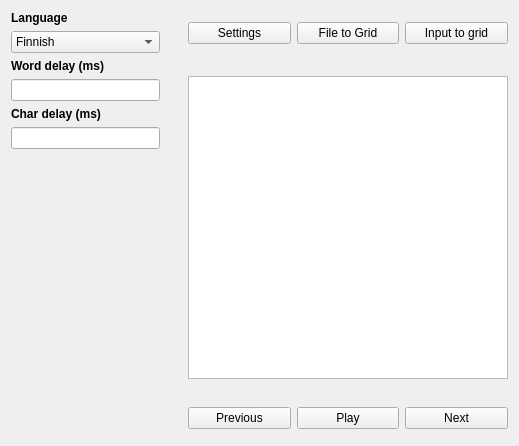
This is src/mainwindow.ui in Brownies/sanajahti as Qt 5 draws it before an edit. The edited form follows.
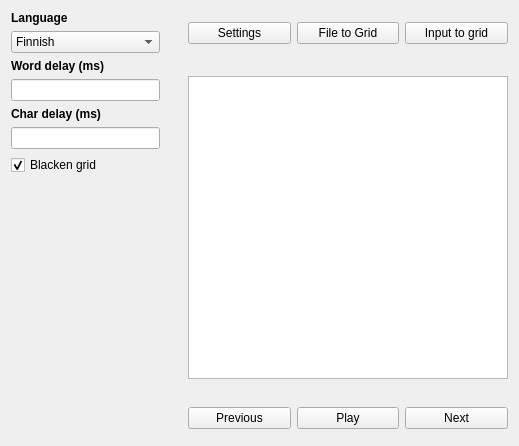
This is the edited form. The open tabs and pages were chosen to show the change.

Commit message: Add blacken grid functionality

The edit to the form file:
```diff
--- a/src/mainwindow.ui
+++ b/src/mainwindow.ui
@@ -167,6 +167,22 @@
               <item>
                <widget class="QLineEdit" name="lineEditCharDelay"/>
               </item>
+              <item>
+               <widget class="QCheckBox" name="checkBoxBlacken">
+                <property name="enabled">
+                 <bool>true</bool>
+                </property>
+                <property name="text">
+                 <string>Blacken grid</string>
+                </property>
+                <property name="checked">
+                 <bool>true</bool>
+                </property>
+                <property name="tristate">
+                 <bool>false</bool>
+                </property>
+               </widget>
+              </item>
               <item>
                <spacer name="verticalSpacer">
                 <property name="orientation">
```
The commit also changes 2 other files.
